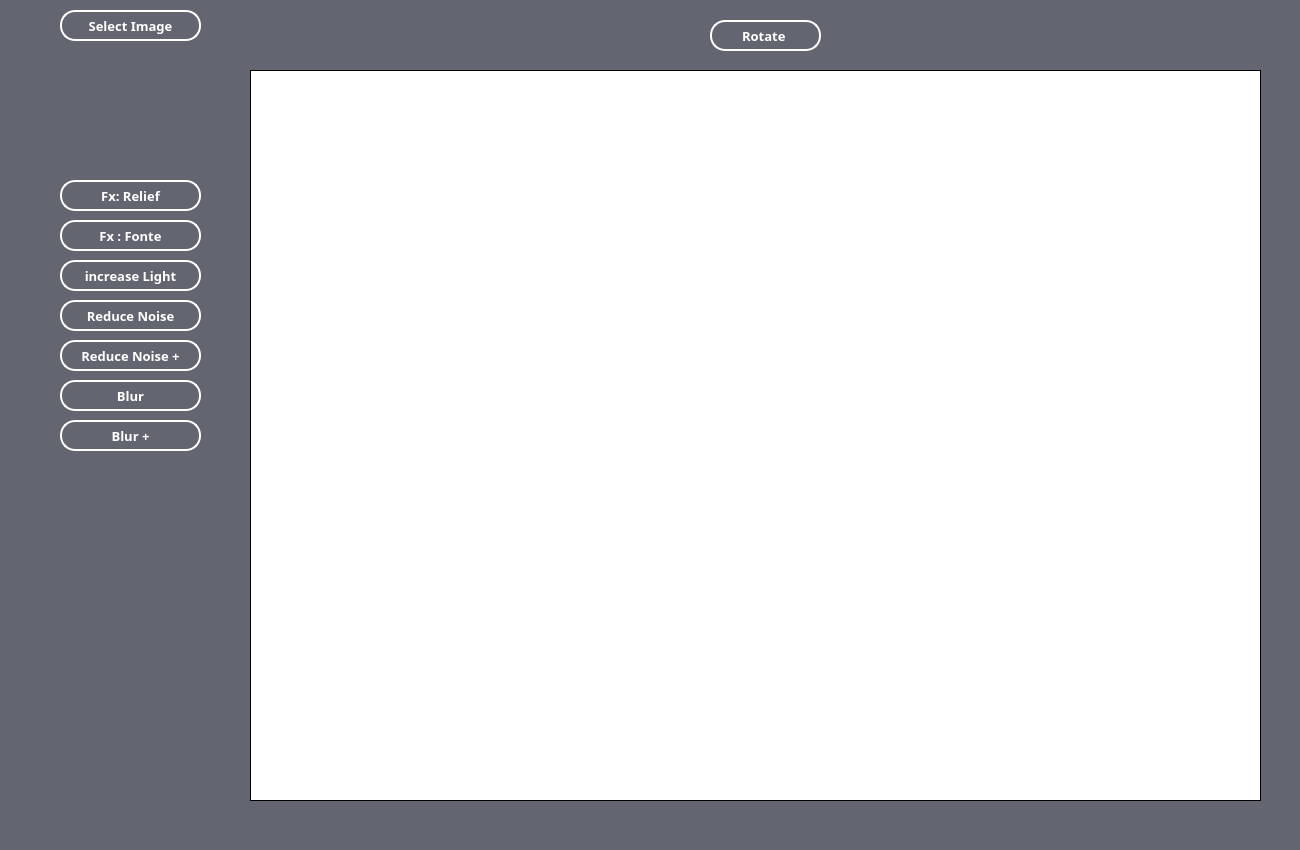
First picture: the form in tp4/advance.ui, repository Remi-Guijarro/-ENSIIE-Programmation-Imperative, before the edit.
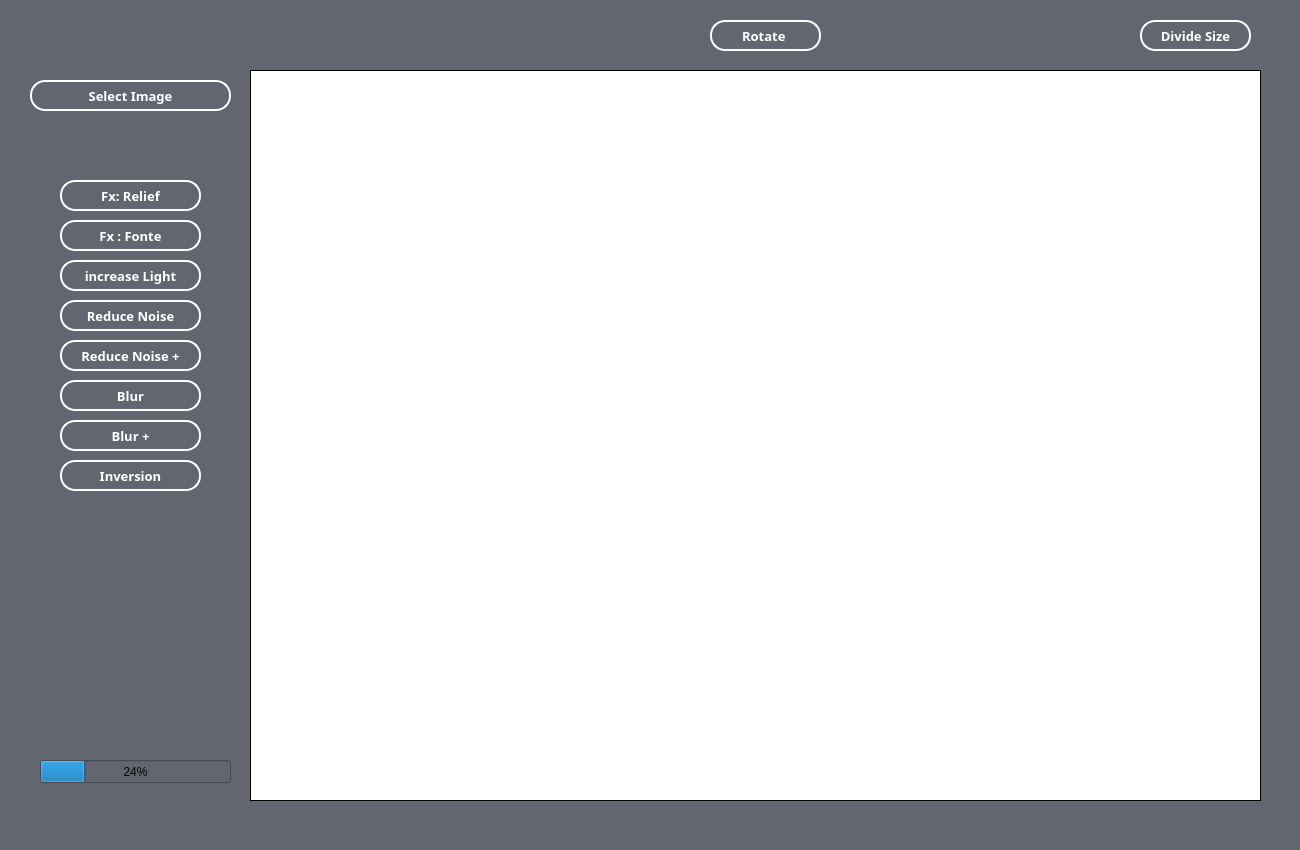
Second picture: the form after the edit.

The edit to the form file:
```diff
--- a/tp4/advance.ui
+++ b/tp4/advance.ui
@@ -22,9 +22,9 @@
    <widget class="QPushButton" name="selectImgBtn">
     <property name="geometry">
      <rect>
-      <x>60</x>
-      <y>10</y>
-      <width>141</width>
+      <x>30</x>
+      <y>80</y>
+      <width>201</width>
       <height>31</height>
      </rect>
     </property>
@@ -392,6 +392,97 @@
      <string>Blur +</string>
     </property>
    </widget>
+   <widget class="QPushButton" name="rotatImage_2">
+    <property name="geometry">
+     <rect>
+      <x>1140</x>
+      <y>20</y>
+      <width>111</width>
+      <height>31</height>
+     </rect>
+    </property>
+    <property name="font">
+     <font>
+      <family>Sitka Small</family>
+      <pointsize>10</pointsize>
+      <weight>75</weight>
+      <bold>true</bold>
+     </font>
+    </property>
+    <property name="cursor">
+     <cursorShape>PointingHandCursor</cursorShape>
+    </property>
+    <property name="styleSheet">
+     <string notr="true">QPushButton{
+	color:white;
+	border:2px solid white;
+	border-radius:15px;
+	transition : all ease 1s;
+}
+
+
+QPushButton:hover
+{
+   background-color:white;
+   color:rgb(99, 102, 112);
+}</string>
+    </property>
+    <property name="text">
+     <string>Divide Size</string>
+    </property>
+   </widget>
+   <widget class="QPushButton" name="Blurp_2">
+    <property name="geometry">
+     <rect>
+      <x>60</x>
+      <y>460</y>
+      <width>141</width>
+      <height>31</height>
+     </rect>
+    </property>
+    <property name="font">
+     <font>
+      <family>Sitka Small</family>
+      <pointsize>10</pointsize>
+      <weight>75</weight>
+      <bold>true</bold>
+     </font>
+    </property>
+    <property name="cursor">
+     <cursorShape>PointingHandCursor</cursorShape>
+    </property>
+    <property name="styleSheet">
+     <string notr="true">QPushButton{
+	color:white;
+	border:2px solid white;
+	border-radius:15px;
+	transition : all ease 1s;
+}
+
+
+QPushButton:hover
+{
+   background-color:white;
+   color:rgb(99, 102, 112);
+}</string>
+    </property>
+    <property name="text">
+     <string>Inversion</string>
+    </property>
+   </widget>
+   <widget class="QProgressBar" name="progressBar">
+    <property name="geometry">
+     <rect>
+      <x>40</x>
+      <y>760</y>
+      <width>191</width>
+      <height>23</height>
+     </rect>
+    </property>
+    <property name="value">
+     <number>24</number>
+    </property>
+   </widget>
   </widget>
   <widget class="QMenuBar" name="menubar">
    <property name="geometry">
```
